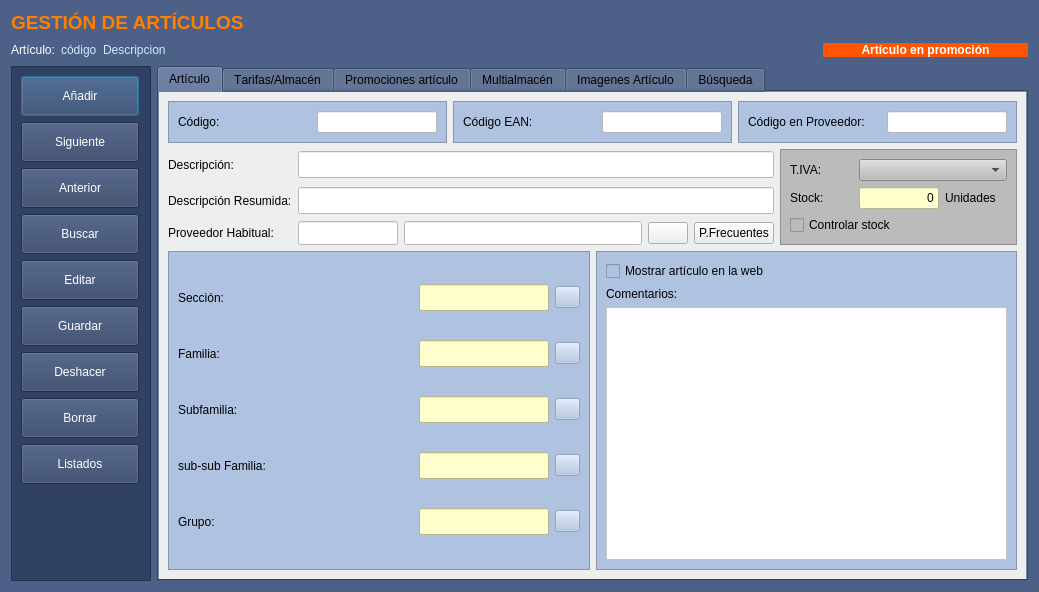
Qt form Almacen/frmarticulos.ui (arcnexus/RedFoX) before a commit.
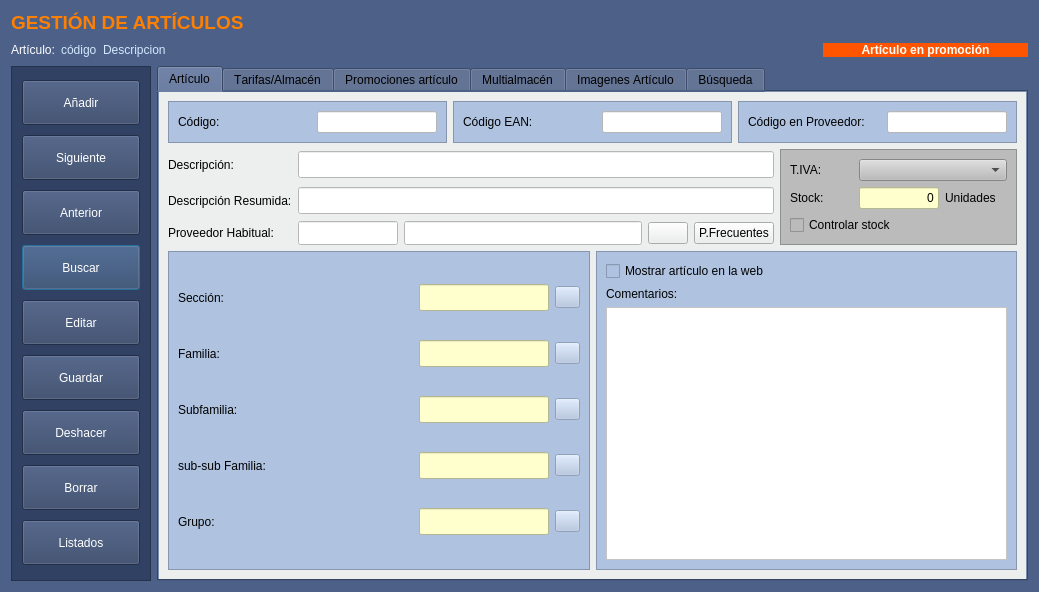
The same form after that commit. Icons and pictures are not drawn.

What changed in the file:
```diff
--- a/Almacen/frmarticulos.ui
+++ b/Almacen/frmarticulos.ui
@@ -150,6 +150,12 @@
     <layout class="QHBoxLayout" name="horizontalLayout_2">
      <item>
       <widget class="QFrame" name="frame_16">
+       <property name="minimumSize">
+        <size>
+         <width>132</width>
+         <height>0</height>
+        </size>
+       </property>
        <property name="maximumSize">
         <size>
          <width>140</width>
@@ -166,102 +172,13 @@
        <property name="frameShadow">
         <enum>QFrame::Raised</enum>
        </property>
-       <layout class="QVBoxLayout" name="verticalLayout_3">
-        <item>
-         <layout class="QVBoxLayout" name="verticalLayout">
-          <item>
-           <widget class="QPushButton" name="botAnadir">
-            <property name="minimumSize">
-             <size>
-              <width>115</width>
-              <height>40</height>
-             </size>
-            </property>
-            <property name="maximumSize">
-             <size>
-              <width>118</width>
-              <height>16777215</height>
-             </size>
-            </property>
-            <property name="text">
-             <string>Añadir</string>
-            </property>
-            <property name="icon">
-             <iconset resource="../terra.qrc">
-              <normaloff>:/Icons/PNG/add.png</normaloff>:/Icons/PNG/add.png</iconset>
-            </property>
-            <property name="iconSize">
-             <size>
-              <width>24</width>
-              <height>24</height>
-             </size>
-            </property>
-           </widget>
-          </item>
-          <item>
-           <widget class="QPushButton" name="botSiguiente">
-            <property name="minimumSize">
-             <size>
-              <width>115</width>
-              <height>40</height>
-             </size>
-            </property>
-            <property name="maximumSize">
-             <size>
-              <width>118</width>
-              <height>16777215</height>
-             </size>
-            </property>
-            <property name="text">
-             <string>Siguiente</string>
-            </property>
-            <property name="icon">
-             <iconset resource="../terra.qrc">
-              <normaloff>:/Icons/PNG/Next.png</normaloff>:/Icons/PNG/Next.png</iconset>
-            </property>
-            <property name="iconSize">
-             <size>
-              <width>24</width>
-              <height>24</height>
-             </size>
-            </property>
-           </widget>
-          </item>
-          <item>
-           <widget class="QPushButton" name="botAnterior">
-            <property name="minimumSize">
-             <size>
-              <width>115</width>
-              <height>40</height>
-             </size>
-            </property>
-            <property name="maximumSize">
-             <size>
-              <width>118</width>
-              <height>16777215</height>
-             </size>
-            </property>
-            <property name="text">
-             <string>Anterior</string>
-            </property>
-            <property name="icon">
-             <iconset resource="../terra.qrc">
-              <normaloff>:/Icons/PNG/Previous.png</normaloff>:/Icons/PNG/Previous.png</iconset>
-            </property>
-            <property name="iconSize">
-             <size>
-              <width>24</width>
-              <height>24</height>
-             </size>
-            </property>
-           </widget>
-          </item>
-          <item>
+       <layout class="QGridLayout" name="gridLayout">
+        <item row="3" column="0">
            <widget class="QPushButton" name="botBuscar">
             <property name="minimumSize">
              <size>
               <width>115</width>
-              <height>40</height>
+            <height>45</height>
              </size>
             </property>
             <property name="maximumSize">
@@ -285,12 +202,41 @@
             </property>
            </widget>
           </item>
-          <item>
+        <item row="6" column="0">
+         <widget class="QPushButton" name="botDeshacer">
+          <property name="minimumSize">
+           <size>
+            <width>115</width>
+            <height>45</height>
+           </size>
+          </property>
+          <property name="maximumSize">
+           <size>
+            <width>118</width>
+            <height>16777215</height>
+           </size>
+          </property>
+          <property name="text">
+           <string>Deshacer</string>
+          </property>
+          <property name="icon">
+           <iconset resource="../terra.qrc">
+            <normaloff>:/Icons/PNG/undo.png</normaloff>:/Icons/PNG/undo.png</iconset>
+          </property>
+          <property name="iconSize">
+           <size>
+            <width>24</width>
+            <height>24</height>
+           </size>
+          </property>
+         </widget>
+        </item>
+        <item row="4" column="0">
            <widget class="QPushButton" name="botEditar">
             <property name="minimumSize">
              <size>
               <width>115</width>
-              <height>40</height>
+            <height>45</height>
              </size>
             </property>
             <property name="maximumSize">
@@ -314,12 +260,70 @@
             </property>
            </widget>
           </item>
-          <item>
+        <item row="2" column="0">
+         <widget class="QPushButton" name="botAnterior">
+          <property name="minimumSize">
+           <size>
+            <width>115</width>
+            <height>45</height>
+           </size>
+          </property>
+          <property name="maximumSize">
+           <size>
+            <width>118</width>
+            <height>16777215</height>
+           </size>
+          </property>
+          <property name="text">
+           <string>Anterior</string>
+          </property>
+          <property name="icon">
+           <iconset resource="../terra.qrc">
+            <normaloff>:/Icons/PNG/Previous.png</normaloff>:/Icons/PNG/Previous.png</iconset>
+          </property>
+          <property name="iconSize">
+           <size>
+            <width>24</width>
+            <height>24</height>
+           </size>
+          </property>
+         </widget>
+        </item>
+        <item row="0" column="0">
+         <widget class="QPushButton" name="botAnadir">
+          <property name="minimumSize">
+           <size>
+            <width>115</width>
+            <height>45</height>
+           </size>
+          </property>
+          <property name="maximumSize">
+           <size>
+            <width>118</width>
+            <height>16777215</height>
+           </size>
+          </property>
+          <property name="text">
+           <string>Añadir</string>
+          </property>
+          <property name="icon">
+           <iconset resource="../terra.qrc">
+            <normaloff>:/Icons/PNG/add.png</normaloff>:/Icons/PNG/add.png</iconset>
+          </property>
+          <property name="iconSize">
+           <size>
+            <width>24</width>
+            <height>24</height>
+           </size>
+          </property>
+         </widget>
+        </item>
+        <item row="5" column="0">
            <widget class="QPushButton" name="botGuardar">
             <property name="minimumSize">
              <size>
               <width>115</width>
-              <height>40</height>
+            <height>45</height>
              </size>
             </property>
             <property name="maximumSize">
@@ -343,70 +347,12 @@
             </property>
            </widget>
           </item>
-          <item>
-           <widget class="QPushButton" name="botDeshacer">
-            <property name="minimumSize">
-             <size>
-              <width>115</width>
-              <height>40</height>
-             </size>
-            </property>
-            <property name="maximumSize">
-             <size>
-              <width>118</width>
-              <height>16777215</height>
-             </size>
-            </property>
-            <property name="text">
-             <string>Deshacer</string>
-            </property>
-            <property name="icon">
-             <iconset resource="../terra.qrc">
-              <normaloff>:/Icons/PNG/undo.png</normaloff>:/Icons/PNG/undo.png</iconset>
-            </property>
-            <property name="iconSize">
-             <size>
-              <width>24</width>
-              <height>24</height>
-             </size>
-            </property>
-           </widget>
-          </item>
-          <item>
-           <widget class="QPushButton" name="botBorrar">
-            <property name="minimumSize">
-             <size>
-              <width>115</width>
-              <height>40</height>
-             </size>
-            </property>
-            <property name="maximumSize">
-             <size>
-              <width>118</width>
-              <height>16777215</height>
-             </size>
-            </property>
-            <property name="text">
-             <string>Borrar</string>
-            </property>
-            <property name="icon">
-             <iconset resource="../terra.qrc">
-              <normaloff>:/Icons/PNG/Delete.png</normaloff>:/Icons/PNG/Delete.png</iconset>
-            </property>
-            <property name="iconSize">
-             <size>
-              <width>24</width>
-              <height>24</height>
-             </size>
-            </property>
-           </widget>
-          </item>
-          <item>
+        <item row="8" column="0">
            <widget class="QPushButton" name="botListados">
             <property name="minimumSize">
              <size>
               <width>115</width>
-              <height>40</height>
+            <height>45</height>
              </size>
             </property>
             <property name="maximumSize">
@@ -430,20 +376,63 @@
             </property>
            </widget>
           </item>
-          <item>
-           <spacer name="verticalSpacer_3">
-            <property name="orientation">
-             <enum>Qt::Vertical</enum>
-            </property>
-            <property name="sizeHint" stdset="0">
+        <item row="7" column="0">
+         <widget class="QPushButton" name="botBorrar">
+          <property name="minimumSize">
+           <size>
+            <width>115</width>
+            <height>45</height>
+           </size>
+          </property>
+          <property name="maximumSize">
              <size>
-              <width>20</width>
-              <height>40</height>
-             </size>
-            </property>
-           </spacer>
-          </item>
-         </layout>
+            <width>118</width>
+            <height>16777215</height>
+           </size>
+          </property>
+          <property name="text">
+           <string>Borrar</string>
+          </property>
+          <property name="icon">
+           <iconset resource="../terra.qrc">
+            <normaloff>:/Icons/PNG/Delete.png</normaloff>:/Icons/PNG/Delete.png</iconset>
+          </property>
+          <property name="iconSize">
+           <size>
+            <width>24</width>
+            <height>24</height>
+           </size>
+          </property>
+         </widget>
+        </item>
+        <item row="1" column="0">
+         <widget class="QPushButton" name="botSiguiente">
+          <property name="minimumSize">
+           <size>
+            <width>115</width>
+            <height>45</height>
+           </size>
+          </property>
+          <property name="maximumSize">
+           <size>
+            <width>118</width>
+            <height>16777215</height>
+           </size>
+          </property>
+          <property name="text">
+           <string>Siguiente</string>
+          </property>
+          <property name="icon">
+           <iconset resource="../terra.qrc">
+            <normaloff>:/Icons/PNG/Next.png</normaloff>:/Icons/PNG/Next.png</iconset>
+          </property>
+          <property name="iconSize">
+           <size>
+            <width>24</width>
+            <height>24</height>
+           </size>
+          </property>
+         </widget>
         </item>
        </layout>
       </widget>
```
Left out of the diff: 2 changed lines with no effect on the pictures. Lines whose indentation alone changed are shown as unchanged.
